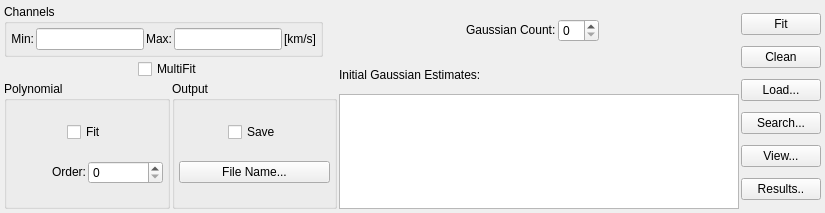
This is code/display/QtPlotter/SpecFitSettingsWidgetRadio.ui in radio-astro/casa as Qt 5 draws it before an edit. The edited form follows.
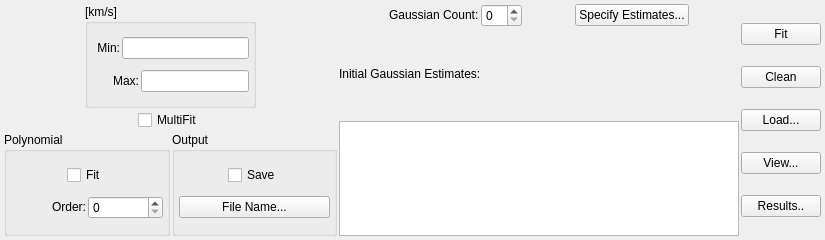
This is the edited form.

Commit message: 1.  Work on a dialog for specifying initial Gaussian estimates through the use     of sliders in the Profiler 2.  Implemented a vertical line that follows movie axis as it is played in     the main panel of the Viewer (as per task list) 3.  Fixed defect where y-axis title was not showing up in the viewer.

```diff
--- a/code/display/QtPlotter/SpecFitSettingsWidgetRadio.ui
+++ b/code/display/QtPlotter/SpecFitSettingsWidgetRadio.ui
@@ -7,18 +7,31 @@
     <x>0</x>
     <y>0</y>
     <width>825</width>
-    <height>213</height>
+    <height>240</height>
    </rect>
   </property>
   <property name="windowTitle">
    <string>SpecFitSettingsWidgetRadio</string>
   </property>
-  <layout class="QHBoxLayout" name="horizontalLayout_14">
-   <item>
-    <layout class="QVBoxLayout" name="verticalLayout_5">
-     <item>
       <layout class="QHBoxLayout" name="horizontalLayout_11">
        <item>
+    <layout class="QVBoxLayout" name="verticalLayout_5">
+     <item>
+      <layout class="QHBoxLayout" name="horizontalLayout_10">
+       <item>
+        <spacer name="horizontalSpacer_9">
+         <property name="orientation">
+          <enum>Qt::Horizontal</enum>
+         </property>
+         <property name="sizeHint" stdset="0">
+          <size>
+           <width>18</width>
+           <height>20</height>
+          </size>
+         </property>
+        </spacer>
+       </item>
+       <item>
         <widget class="QGroupBox" name="rangeGroupBox">
          <property name="toolTip">
           <string>Either type the channel range in directly
@@ -28,13 +41,19 @@
 specify a region. </string>
          </property>
          <property name="title">
-          <string>Channels</string>
+          <string>[km/s]</string>
          </property>
-         <layout class="QHBoxLayout" name="horizontalLayout_10">
+         <layout class="QVBoxLayout" name="verticalLayout_4">
           <item>
            <layout class="QHBoxLayout" name="horizontalLayout_2">
             <item>
              <widget class="QLabel" name="minLabel">
+              <property name="minimumSize">
+               <size>
+                <width>28</width>
+                <height>21</height>
+               </size>
+              </property>
               <property name="text">
                <string>&lt;font color='black'&gt;Min:&lt;/font&gt;</string>
               </property>
@@ -51,6 +70,12 @@
                 <verstretch>0</verstretch>
                </sizepolicy>
               </property>
+              <property name="minimumSize">
+               <size>
+                <width>127</width>
+                <height>21</height>
+               </size>
+              </property>
              </widget>
             </item>
            </layout>
@@ -79,66 +104,24 @@
             </item>
            </layout>
           </item>
-          <item>
-           <widget class="QLabel" name="channelUnitLabel">
-            <property name="text">
-             <string>&lt;font color='black'&gt;[km/s]&lt;/font&gt;</string>
-            </property>
-           </widget>
-          </item>
          </layout>
         </widget>
        </item>
        <item>
-        <layout class="QHBoxLayout" name="horizontalLayout">
-         <item>
-          <spacer name="horizontalSpacer_7">
+        <spacer name="horizontalSpacer_10">
            <property name="orientation">
             <enum>Qt::Horizontal</enum>
            </property>
            <property name="sizeHint" stdset="0">
             <size>
-             <width>10</width>
+           <width>13</width>
              <height>20</height>
             </size>
            </property>
           </spacer>
          </item>
-         <item>
-          <layout class="QHBoxLayout" name="horizontalLayout_8">
-           <item>
-            <widget class="QLabel" name="gaussCountLabel">
-             <property name="text">
-              <string>&lt;font color='black'&gt;Gaussian Count:&lt;/font&gt;</string>
-             </property>
-            </widget>
-           </item>
-           <item>
-            <widget class="QSpinBox" name="gaussCountSpinBox"/>
-           </item>
-          </layout>
-         </item>
-         <item>
-          <spacer name="horizontalSpacer_6">
-           <property name="orientation">
-            <enum>Qt::Horizontal</enum>
-           </property>
-           <property name="sizeHint" stdset="0">
-            <size>
-             <width>10</width>
-             <height>20</height>
-            </size>
-           </property>
-          </spacer>
-         </item>
-        </layout>
-       </item>
-      </layout>
-     </item>
-     <item>
-      <layout class="QHBoxLayout" name="horizontalLayout_13">
-       <item>
-        <layout class="QVBoxLayout" name="verticalLayout_4">
+      </layout>
+     </item>
          <item>
           <layout class="QHBoxLayout" name="horizontalLayout_5">
            <item>
@@ -308,6 +291,72 @@
         </layout>
        </item>
        <item>
+    <layout class="QVBoxLayout" name="verticalLayout_6">
+     <item>
+      <layout class="QHBoxLayout" name="horizontalLayout">
+       <item>
+        <spacer name="horizontalSpacer_7">
+         <property name="orientation">
+          <enum>Qt::Horizontal</enum>
+         </property>
+         <property name="sizeHint" stdset="0">
+          <size>
+           <width>13</width>
+           <height>20</height>
+          </size>
+         </property>
+        </spacer>
+       </item>
+       <item>
+        <layout class="QHBoxLayout" name="horizontalLayout_8">
+         <item>
+          <widget class="QLabel" name="gaussCountLabel">
+           <property name="text">
+            <string>&lt;font color='black'&gt;Gaussian Count:&lt;/font&gt;</string>
+           </property>
+          </widget>
+         </item>
+         <item>
+          <widget class="QSpinBox" name="gaussCountSpinBox"/>
+         </item>
+        </layout>
+       </item>
+       <item>
+        <spacer name="horizontalSpacer_6">
+         <property name="orientation">
+          <enum>Qt::Horizontal</enum>
+         </property>
+         <property name="sizeHint" stdset="0">
+          <size>
+           <width>13</width>
+           <height>20</height>
+          </size>
+         </property>
+        </spacer>
+       </item>
+       <item>
+        <widget class="QPushButton" name="advancedGaussianEstimatesButton">
+         <property name="text">
+          <string>Specify Estimates...</string>
+         </property>
+        </widget>
+       </item>
+       <item>
+        <spacer name="horizontalSpacer_11">
+         <property name="orientation">
+          <enum>Qt::Horizontal</enum>
+         </property>
+         <property name="sizeHint" stdset="0">
+          <size>
+           <width>13</width>
+           <height>20</height>
+          </size>
+         </property>
+        </spacer>
+       </item>
+      </layout>
+     </item>
+     <item>
         <layout class="QVBoxLayout" name="verticalLayout_2">
          <item>
           <widget class="QLabel" name="estimateLabel">
@@ -352,8 +401,6 @@
        </item>
       </layout>
      </item>
-    </layout>
-   </item>
    <item>
     <layout class="QVBoxLayout" name="verticalLayout">
      <item>
@@ -377,13 +424,6 @@
        </property>
       </widget>
      </item>
-     <item>
-      <widget class="QPushButton" name="searchButton">
-       <property name="text">
-        <string>Search...</string>
-       </property>
-      </widget>
-     </item>
      <item>
       <widget class="QPushButton" name="plotButton">
        <property name="text">
```
Lines whose indentation alone changed are shown as unchanged. The commit also changes 70 other files.
